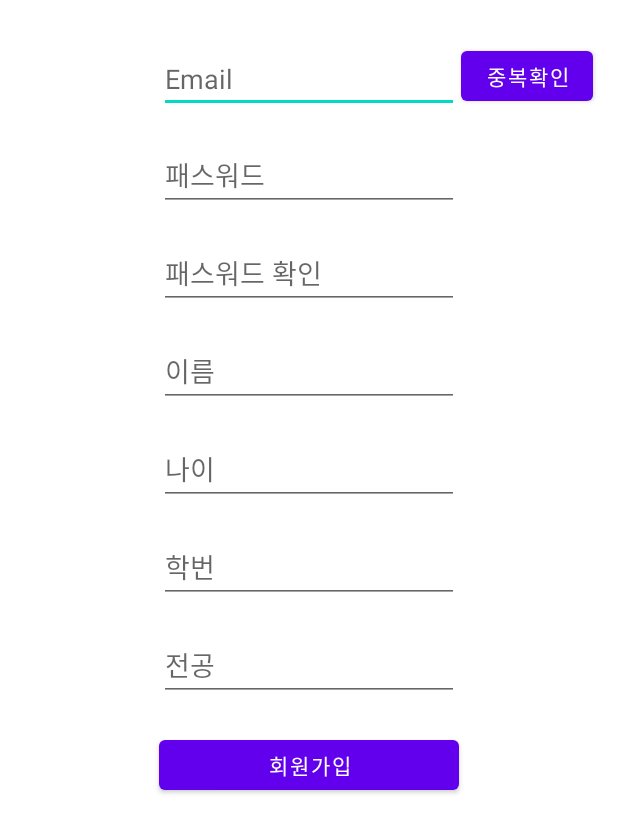
After one commit to hjss705/WeSold, an Android app: the layout activity_register.xml on its own in the app's theme, with its tools: preview values and no code run, on a phone screen of 412 x 824 dp. The commit adds this screen. Shown: the top 833 px of the screen. Run offline under Robolectric (Android 15) with nearby library versions, the phone set to English and light mode, and no system bars.

Commit message:
2021-12-22

```diff
--- a/app/build.gradle
+++ b/app/build.gradle
@@ -40,4 +40,6 @@ dependencies {
     testImplementation 'junit:junit:4.+'
     androidTestImplementation 'androidx.test.ext:junit:1.1.3'
     androidTestImplementation 'androidx.test.espresso:espresso-core:3.4.0'
+
+    implementation 'com.android.volley:volley:1.1.1'
 }
--- a/app/src/main/AndroidManifest.xml
+++ b/app/src/main/AndroidManifest.xml
@@ -1,6 +1,8 @@
 <?xml version="1.0" encoding="utf-8"?>
 <manifest xmlns:android="http://schemas.android.com/apk/res/android"
     package="com.example.wesold" >
+
+    <uses-permission android:name="android.permission.INTERNET" />
 
     <application
         android:allowBackup="true"
--- a/app/src/main/java/com/example/wesold/SubActivity.java
+++ b/app/src/main/java/com/example/wesold/SubActivity.java
@@ -12,7 +12,7 @@ public class SubActivity extends AppCompatActivity {
     @Override
     protected void onCreate(@Nullable Bundle savedInstanceState) {
         super.onCreate(savedInstanceState);
-        setContentView(R.layout.activity_login);
+        setContentView(R.layout.activity_login2);
 
         //닉네임규정 버튼 클릭시 액티비티 전환
         Button name_rule_btn = (Button) findViewById(R.id.login_main);
--- /dev/null
+++ b/app/src/main/res/layout/activity_register.xml
@@ -0,0 +1,111 @@
+<?xml version="1.0" encoding="utf-8"?>
+<androidx.constraintlayout.widget.ConstraintLayout xmlns:android="http://schemas.android.com/apk/res/android"
+    xmlns:app="http://schemas.android.com/apk/res-auto"
+    xmlns:tools="http://schemas.android.com/tools"
+    android:layout_width="match_parent"
+    android:layout_height="match_parent"
+    tools:context=".RegisterActivity">
+
+    <EditText
+        android:id="@+id/et_id"
+        android:layout_width="200dp"
+        android:layout_height="45dp"
+        android:layout_marginTop="30dp"
+        android:ems="10"
+        android:hint="Email"
+        android:inputType="textPersonName"
+        app:layout_constraintEnd_toEndOf="parent"
+        app:layout_constraintStart_toStartOf="parent"
+        app:layout_constraintTop_toTopOf="parent" />
+
+    <EditText
+        android:id="@+id/et_pass"
+        android:layout_width="200dp"
+        android:layout_height="45dp"
+        android:layout_marginTop="20dp"
+        android:ems="10"
+        android:hint="패스워드"
+        android:inputType="textPersonName"
+        app:layout_constraintEnd_toEndOf="@+id/et_id"
+        app:layout_constraintStart_toStartOf="@+id/et_id"
+        app:layout_constraintTop_toBottomOf="@+id/et_id" />
+    <EditText
+        android:id="@+id/et_passck"
+        android:layout_width="200dp"
+        android:layout_height="45dp"
+        android:layout_marginTop="20dp"
+        android:ems="10"
+        android:hint="패스워드 확인"
+        android:inputType="textPersonName"
+        app:layout_constraintEnd_toEndOf="@+id/et_pass"
+        app:layout_constraintStart_toStartOf="@+id/et_pass"
+        app:layout_constraintTop_toBottomOf="@+id/et_pass" />
+
+    <EditText
+        android:id="@+id/et_name"
+        android:layout_width="200dp"
+        android:layout_height="45dp"
+        android:layout_marginTop="20dp"
+        android:ems="10"
+        android:hint="이름"
+        android:inputType="textPersonName"
+        app:layout_constraintEnd_toEndOf="@+id/et_passck"
+        app:layout_constraintStart_toStartOf="@+id/et_passck"
+        app:layout_constraintTop_toBottomOf="@+id/et_passck" />
+
+    <EditText
+        android:id="@+id/et_age"
+        android:layout_width="200dp"
+        android:layout_height="45dp"
+        android:layout_marginTop="20dp"
+        android:ems="10"
+        android:hint="나이"
+        android:inputType="textPersonName"
+        app:layout_constraintEnd_toEndOf="@+id/et_name"
+        app:layout_constraintStart_toStartOf="@+id/et_name"
+        app:layout_constraintTop_toBottomOf="@+id/et_name" />
+    <EditText
+        android:id="@+id/et_hak"
+        android:layout_width="200dp"
+        android:layout_height="45dp"
+        android:layout_marginTop="20dp"
+        android:ems="10"
+        android:hint="학번"
+        android:inputType="textPersonName"
+        app:layout_constraintEnd_toEndOf="@+id/et_age"
+        app:layout_constraintStart_toStartOf="@+id/et_age"
+        app:layout_constraintTop_toBottomOf="@+id/et_age" />
+    <EditText
+        android:id="@+id/et_maj"
+        android:layout_width="200dp"
+        android:layout_height="45dp"
+        android:layout_marginTop="20dp"
+        android:ems="10"
+        android:hint="전공"
+        android:inputType="textPersonName"
+        app:layout_constraintEnd_toEndOf="@+id/et_hak"
+        app:layout_constraintStart_toStartOf="@+id/et_hak"
+        app:layout_constraintTop_toBottomOf="@+id/et_hak" />
+
+
+    <Button
+        android:id="@+id/btn_register"
+        android:layout_width="200dp"
+        android:layout_height="45dp"
+        android:layout_marginTop="20dp"
+        android:text="회원가입"
+        app:layout_constraintEnd_toEndOf="@+id/et_maj"
+        app:layout_constraintStart_toStartOf="@+id/et_maj"
+        app:layout_constraintTop_toBottomOf="@+id/et_maj" />
+
+    <Button
+        android:id="@+id/validateButton"
+        android:layout_width="wrap_content"
+        android:layout_height="45dp"
+        android:layout_marginTop="28dp"
+        android:text="중복확인"
+        app:layout_constraintEnd_toEndOf="parent"
+        app:layout_constraintHorizontal_bias="0.058"
+        app:layout_constraintStart_toEndOf="@+id/et_id"
+        app:layout_constraintTop_toTopOf="parent" />
+</androidx.constraintlayout.widget.ConstraintLayout>
```
